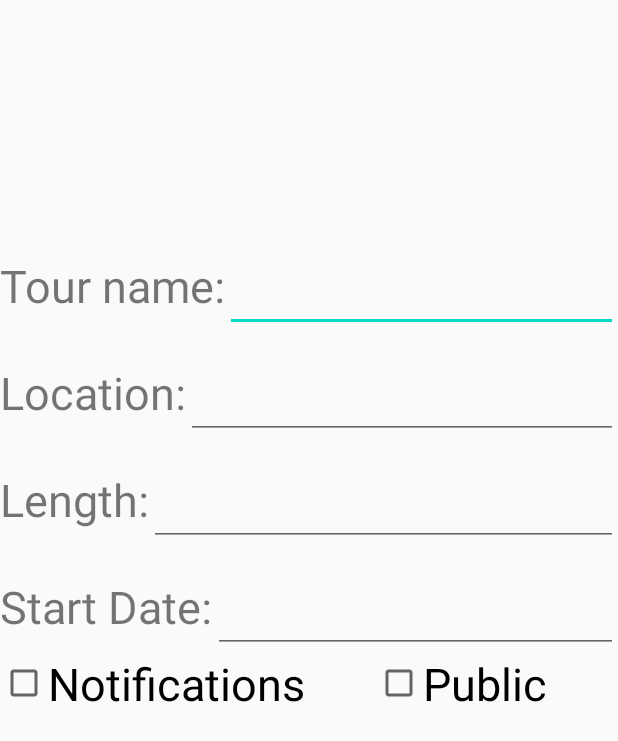
After one commit to JARawlins/TourTrek, an Android app: the layout fragment_edit_tour.xml on its own in the app's theme, with its tools: preview values and no code run, on a phone screen of 412 x 824 dp. The commit adds this screen. Shown: the top 741 px of the screen. Run offline under Robolectric (Android 15) with nearby library versions, the phone set to English and light mode, and no system bars.

Commit message:
Created fragment_edit_tour.xml

```diff
--- /dev/null
+++ b/app/src/main/java/com/tourtrek/fragments/AddTourFragment.java
@@ -0,0 +1,5 @@
+package com.tourtrek.fragments;
+
+public class AddTourFragment {
+
+}
--- /dev/null
+++ b/app/src/main/res/layout/fragment_edit_tour.xml
@@ -0,0 +1,166 @@
+<?xml version="1.0" encoding="utf-8"?>
+<androidx.constraintlayout.widget.ConstraintLayout xmlns:android="http://schemas.android.com/apk/res/android"
+    xmlns:app="http://schemas.android.com/apk/res-auto"
+    android:layout_width="match_parent"
+    android:layout_height="match_parent">
+
+    <ImageView
+        android:id="@+id/tour_cover_iv"
+        android:layout_width="match_parent"
+        android:layout_height="150dp"
+        android:scaleType="fitXY"
+        app:layout_constraintEnd_toEndOf="parent"
+        app:layout_constraintStart_toStartOf="parent"
+        app:layout_constraintTop_toTopOf="parent" />
+
+
+    <LinearLayout
+        android:id="@+id/add_hive_name_container"
+        android:layout_width="match_parent"
+        android:layout_height="0dp"
+        android:orientation="vertical"
+        app:layout_constraintBottom_toBottomOf="parent"
+        app:layout_constraintEnd_toEndOf="parent"
+        app:layout_constraintHorizontal_bias="1.0"
+        app:layout_constraintStart_toStartOf="parent"
+        app:layout_constraintTop_toBottomOf="@+id/tour_cover_iv"
+        app:layout_constraintVertical_bias="0.0">
+
+        <LinearLayout
+            android:id="@+id/edit_tour_name_container"
+            android:layout_width="match_parent"
+            android:layout_height="wrap_content"
+            android:orientation="horizontal">
+
+            <TextView
+                android:id="@+id/edit_tour_tour_name_tv"
+                android:layout_width="wrap_content"
+                android:layout_height="wrap_content"
+                android:text="@string/fragment_edit_tour_name"
+                android:paddingTop="20dp"
+                android:textAlignment="center"
+                android:textSize="30sp" />
+
+            <EditText
+                android:id="@+id/edit_tour_tour_name_ct"
+                android:layout_width="match_parent"
+                android:layout_height="wrap_content"
+                android:paddingTop="20dp"
+                android:textAlignment="center"
+                android:textSize="30sp"
+
+                />
+
+        </LinearLayout>
+
+        <LinearLayout
+            android:id="@+id/edit_tour_location_container"
+            android:layout_width="match_parent"
+            android:layout_height="wrap_content"
+            android:orientation="horizontal">
+
+            <TextView
+                android:id="@+id/edit_tour_location_tv"
+                android:layout_width="wrap_content"
+                android:layout_height="wrap_content"
+                android:text="@string/fragment_edit_tour_location"
+                android:paddingTop="20dp"
+                android:textAlignment="center"
+                android:textSize="30sp" />
+
+            <EditText
+                android:id="@+id/edit_tour_location_ct"
+                android:layout_width="match_parent"
+                android:layout_height="wrap_content"
+                android:paddingTop="20dp"
+                android:textAlignment="center"
+                android:textSize="30sp"
+
+                />
+
+        </LinearLayout>
+
+        <LinearLayout
+            android:id="@+id/edit_tour_length_container"
+            android:layout_width="match_parent"
+            android:layout_height="wrap_content"
+            android:orientation="horizontal">
+
+            <TextView
+                android:id="@+id/edit_tour_length_tv"
+                android:layout_width="wrap_content"
+                android:layout_height="wrap_content"
+                android:text="@string/fragment_edit_tour_length"
+                android:paddingTop="20dp"
+                android:textAlignment="center"
+                android:textSize="30sp" />
+
+            <EditText
+                android:id="@+id/edit_tour_length_ct"
+                android:layout_width="match_parent"
+                android:layout_height="wrap_content"
+                android:paddingTop="20dp"
+                android:textAlignment="center"
+                android:textSize="30sp"
+
+                />
+
+        </LinearLayout>
+
+        <LinearLayout
+            android:id="@+id/edit_tour_startDate_container"
+            android:layout_width="match_parent"
+            android:layout_height="wrap_content"
+            android:orientation="horizontal">
+
+            <TextView
+                android:id="@+id/edit_tour_startDate_length_tv"
+                android:layout_width="wrap_content"
+                android:layout_height="wrap_content"
+                android:text="@string/fragment_edit_tour_startDate"
+                android:paddingTop="20dp"
+                android:textAlignment="center"
+                android:textSize="30sp" />
+
+            <EditText
+                android:id="@+id/edit_tour_startDate_ct"
+                android:layout_width="match_parent"
+                android:layout_height="wrap_content"
+                android:ems="10"
+                android:inputType="date|datetime"
+                android:paddingTop="20dp"
+                android:textSize="30sp" />
+
+        </LinearLayout>
+
+
+
+        <LinearLayout
+            android:id="@+id/edit_tour_checkboxes_container"
+            android:layout_width="match_parent"
+            android:layout_height="wrap_content"
+            android:orientation="horizontal">
+
+            <CheckBox
+                android:id="@+id/edit_tour_notifications_cb"
+                android:layout_width="wrap_content"
+                android:layout_height="wrap_content"
+                android:layout_weight="0.5"
+                android:text="@string/fragment_edit_tour_notifications"
+                android:textSize="30sp"/>
+
+
+            <CheckBox
+                android:id="@+id/edit_tour_public_cb"
+                android:layout_width="wrap_content"
+                android:layout_height="wrap_content"
+                android:layout_weight="0.5"
+                android:text="@string/fragment_edit_tour_public"
+                android:textSize="30sp"/>
+
+
+        </LinearLayout>
+    </LinearLayout>
+
+
+</androidx.constraintlayout.widget.ConstraintLayout>
--- a/app/src/main/res/values/strings.xml
+++ b/app/src/main/res/values/strings.xml
@@ -12,6 +12,12 @@
     <string name="prompt_username">Username</string>
     <!-- TODO: Remove or change this placeholder text -->
     <string name="hello_blank_fragment">Hello blank fragment</string>
+    <string name="fragment_edit_tour_name">Tour name: </string>
+    <string name="fragment_edit_tour_location">Location: </string>
+    <string name="fragment_edit_tour_length">Length: </string>
+    <string name="fragment_edit_tour_startDate">Start Date: </string>
+    <string name="fragment_edit_tour_notifications">Notifications</string>
+    <string name="fragment_edit_tour_public">Public</string>
     <!--    <string name=""></string>-->
     <!--    <string name=""></string>-->
     <!--    <string name=""></string>-->
```
